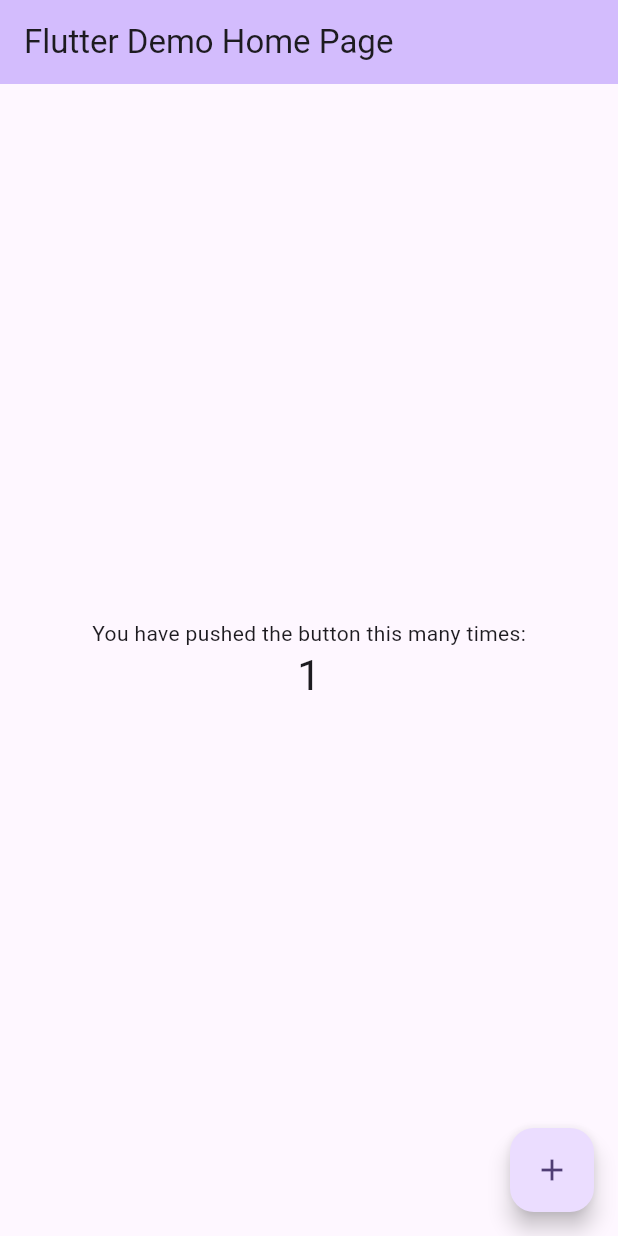
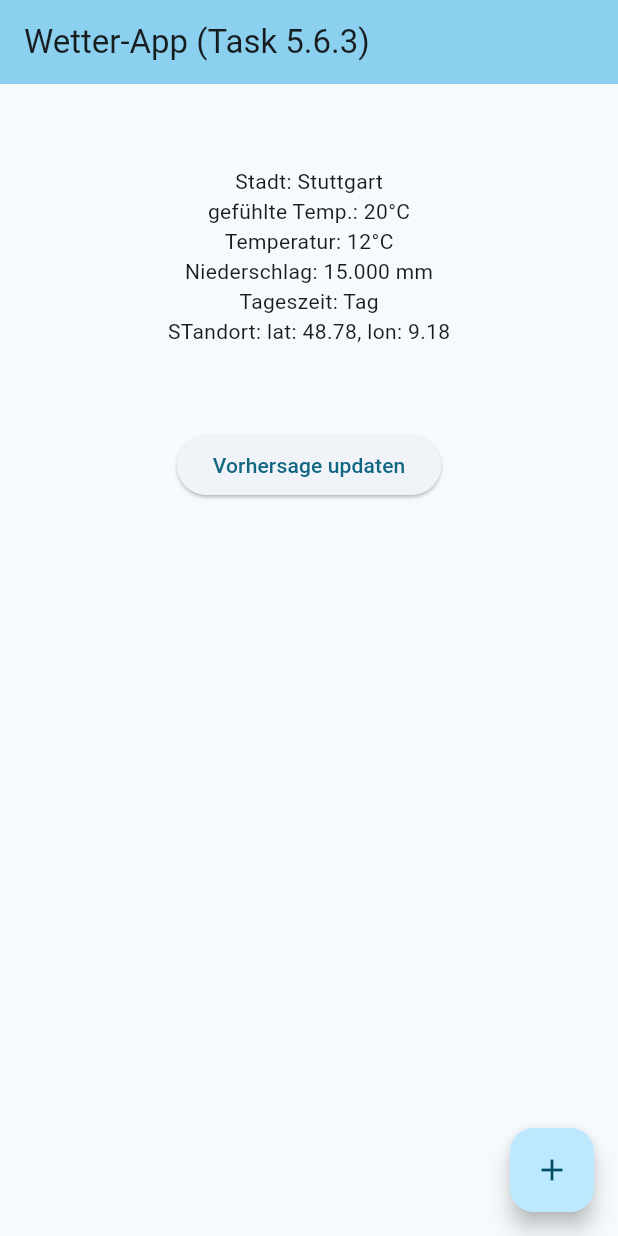
Before and after one commit to pacodemant/wetter_app_asynchron, a Flutter app: the screen it shows after launch, after a tap on the "add" icon, on a phone screen of 412 x 824 dp. Run offline on Flutter 3.47's test engine with Material 3 defaults, Android fonts, the phone set to English and light mode, and no system bars.

```diff
--- a/lib/main.dart
+++ b/lib/main.dart
@@ -7,119 +7,64 @@ void main() {
 class MyApp extends StatelessWidget {
   const MyApp({super.key});
 
-  // This widget is the root of your application.
   @override
   Widget build(BuildContext context) {
     return MaterialApp(
-      title: 'Flutter Demo',
+      title: 'Wetter-App',
       theme: ThemeData(
-        // This is the theme of your application.
-        //
-        // TRY THIS: Try running your application with "flutter run". You'll see
-        // the application has a purple toolbar. Then, without quitting the app,
-        // try changing the seedColor in the colorScheme below to Colors.green
-        // and then invoke "hot reload" (save your changes or press the "hot
-        // reload" button in a Flutter-supported IDE, or press "r" if you used
-        // the command line to start the app).
-        //
-        // Notice that the counter didn't reset back to zero; the application
-        // state is not lost during the reload. To reset the state, use hot
-        // restart instead.
-        //
-        // This works for code too, not just values: Most code changes can be
-        // tested with just a hot reload.
-        colorScheme: ColorScheme.fromSeed(seedColor: Colors.deepPurple),
+        colorScheme: ColorScheme.fromSeed(seedColor: Colors.blueGrey),
         useMaterial3: true,
       ),
-      home: const MyHomePage(title: 'Flutter Demo Home Page'),
+      home: const Task563WetterApp(title: 'Wetter-App (Task 5.6.3)'),
     );
   }
 }
 
-class MyHomePage extends StatefulWidget {
-  const MyHomePage({super.key, required this.title});
-
-  // This widget is the home page of your application. It is stateful, meaning
-  // that it has a State object (defined below) that contains fields that affect
-  // how it looks.
-
-  // This class is the configuration for the state. It holds the values (in this
-  // case the title) provided by the parent (in this case the App widget) and
-  // used by the build method of the State. Fields in a Widget subclass are
-  // always marked "final".
+class Task563WetterApp extends StatefulWidget {
+  const Task563WetterApp({super.key, required this.title});
 
   final String title;
 
   @override
-  State<MyHomePage> createState() => _MyHomePageState();
+  State<Task563WetterApp> createState() => _Task563WetterAppState();
 }
 
-class _MyHomePageState extends State<MyHomePage> {
-  int _counter = 0;
-
-  void _incrementCounter() {
-    setState(() {
-      // This call to setState tells the Flutter framework that something has
-      // changed in this State, which causes it to rerun the build method below
-      // so that the display can reflect the updated values. If we changed
-      // _counter without calling setState(), then the build method would not be
-      // called again, and so nothing would appear to happen.
-      _counter++;
-    });
-  }
-
+class _Task563WetterAppState extends State<Task563WetterApp> {
   @override
   Widget build(BuildContext context) {
-    // This method is rerun every time setState is called, for instance as done
-    // by the _incrementCounter method above.
-    //
-    // The Flutter framework has been optimized to make rerunning build methods
-    // fast, so that you can just rebuild anything that needs updating rather
-    // than having to individually change instances of widgets.
     return Scaffold(
       appBar: AppBar(
-        // TRY THIS: Try changing the color here to a specific color (to
-        // Colors.amber, perhaps?) and trigger a hot reload to see the AppBar
-        // change color while the other colors stay the same.
         backgroundColor: Theme.of(context).colorScheme.inversePrimary,
-        // Here we take the value from the MyHomePage object that was created by
-        // the App.build method, and use it to set our appbar title.
         title: Text(widget.title),
       ),
       body: Center(
-        // Center is a layout widget. It takes a single child and positions it
-        // in the middle of the parent.
         child: Column(
-          // Column is also a layout widget. It takes a list of children and
-          // arranges them vertically. By default, it sizes itself to fit its
-          // children horizontally, and tries to be as tall as its parent.
-          //
-          // Column has various properties to control how it sizes itself and
-          // how it positions its children. Here we use mainAxisAlignment to
-          // center the children vertically; the main axis here is the vertical
-          // axis because Columns are vertical (the cross axis would be
-          // horizontal).
-          //
-          // TRY THIS: Invoke "debug painting" (choose the "Toggle Debug Paint"
-          // action in the IDE, or press "p" in the console), to see the
-          // wireframe for each widget.
-          mainAxisAlignment: MainAxisAlignment.center,
-          children: <Widget>[
-            const Text(
-              'You have pushed the button this many times:',
+          // mainAxisAlignment: MainAxisAlignment.center,
+          children: [
+            const SizedBox(
+              height: 55,
             ),
-            Text(
-              '$_counter',
-              style: Theme.of(context).textTheme.headlineMedium,
+            const Text('Stadt: Stuttgart'),
+            const Text('gefühlte Temp.: 20°C'),
+            const Text('Temperatur: 12°C'),
+            const Text('Niederschlag: 15.000 mm'),
+            const Text('Tageszeit: Tag'),
+            const Text('STandort: lat: 48.78, lon: 9.18'),
+            const SizedBox(
+              height: 55,
+            ),
+            ElevatedButton(
+              onPressed: () {},
+              child: const Text('Vorhersage updaten'),
             ),
           ],
         ),
       ),
       floatingActionButton: FloatingActionButton(
-        onPressed: _incrementCounter,
+        onPressed: () => setState(() {}),
         tooltip: 'Increment',
         child: const Icon(Icons.add),
-      ), // This trailing comma makes auto-formatting nicer for build methods.
+      ),
     );
   }
 }
```
Also changed, not shown: 2 other files.
